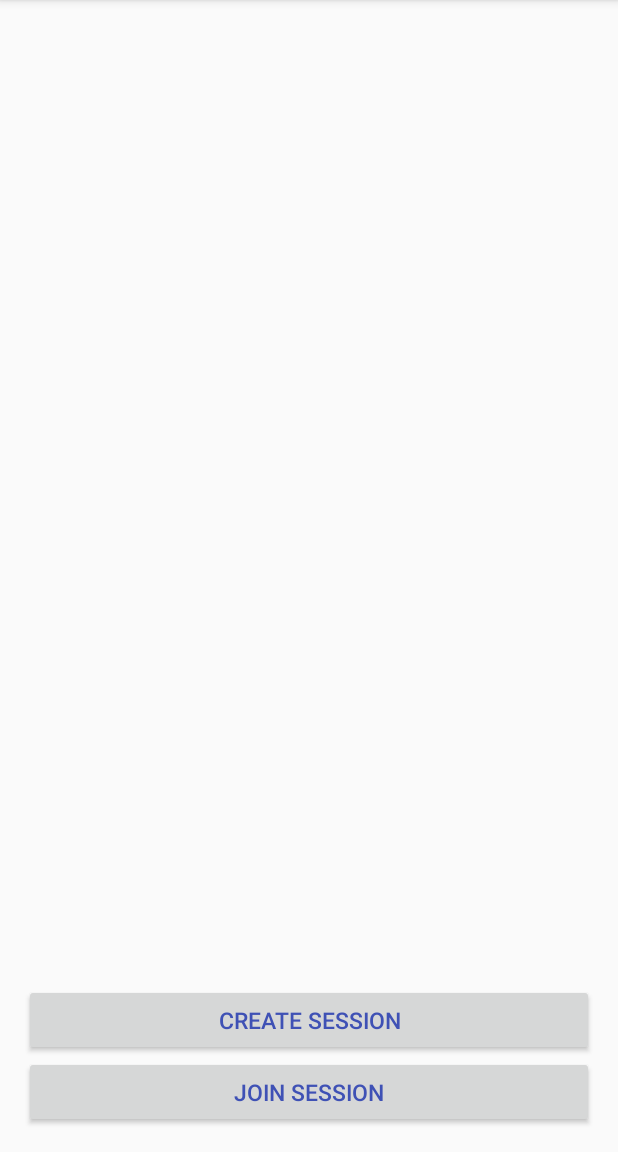
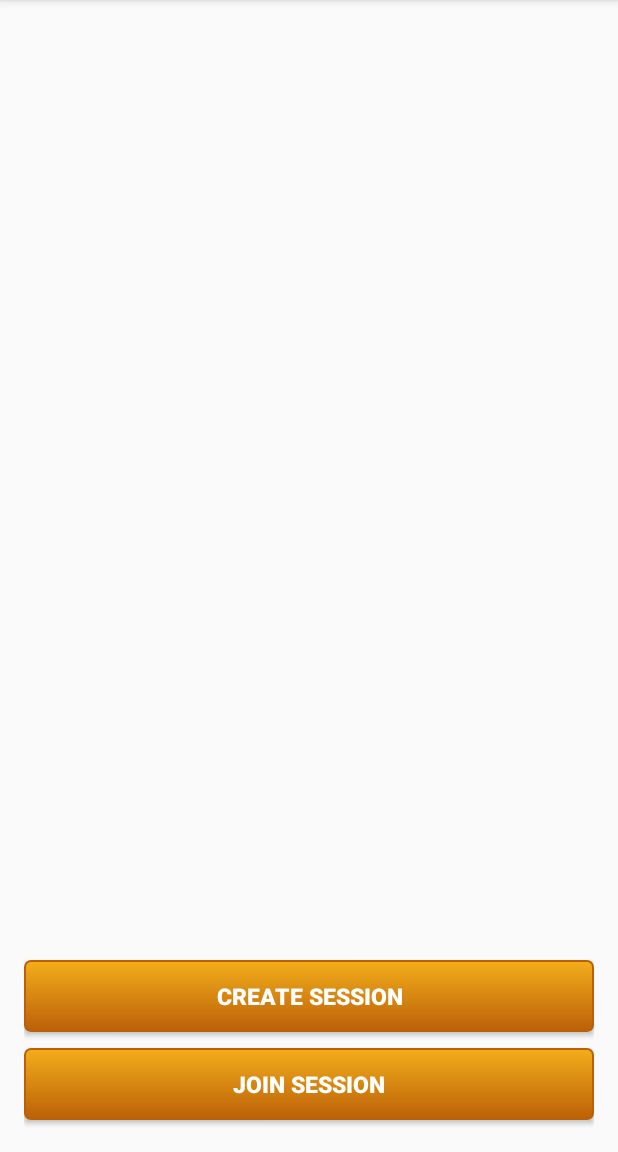
Before and after one commit to tariquemkhan/MyProject, an Android app: the screen it shows after launch (FileShareActivity), on a phone screen of 412 x 824 dp, the part 84-1236 px from its top. Run offline under Robolectric (Android 15) with nearby library versions, the phone set to English and light mode, and no system bars.

Commit message:
small changes done

```diff
--- a/Android/QuickShare/app/src/main/AndroidManifest.xml
+++ b/Android/QuickShare/app/src/main/AndroidManifest.xml
@@ -7,6 +7,8 @@
     <uses-permission android:name="android.permission.CHANGE_NETWORK_STATE" />
     <uses-permission android:name="android.permission.INTERNET" />
     <uses-permission android:name="android.permission.ACCESS_NETWORK_STATE" />
+
+    <uses-feature android:name="android.hardware.wifi.direct" android:required="true"/>
 
     <application
         android:allowBackup="true"
--- a/Android/QuickShare/app/src/main/java/com/example/quickshare/activity/FileShareActivity.java
+++ b/Android/QuickShare/app/src/main/java/com/example/quickshare/activity/FileShareActivity.java
@@ -10,6 +10,7 @@ import android.support.v7.app.AppCompatActivity;
 import android.net.wifi.p2p.WifiP2pManager.Channel;
 import android.net.wifi.p2p.WifiP2pManager.ChannelListener;
 import android.os.Bundle;
+import android.util.Log;
 import android.view.View;
 import android.widget.Button;
 
@@ -80,9 +81,22 @@ public class FileShareActivity extends AppCompatActivity implements ChannelListe
         int id = v.getId();
         switch (id) {
             case R.id.btn_create :
+                Log.d(TAG_NAME,"on click of button create : ");
                 break;
 
             case R.id.btn_join :
+                Log.d(TAG_NAME,"on click of button join : ");
+                mManager.discoverPeers(mChannel, new WifiP2pManager.ActionListener() {
+                    @Override
+                    public void onSuccess() {
+                        Log.d(TAG_NAME,"Discovery initiated : ");
+                    }
+
+                    @Override
+                    public void onFailure(int reason) {
+                        Log.d(TAG_NAME,"Discovery Failed : ");
+                    }
+                });
                 break;
         }
     }
--- /dev/null
+++ b/Android/QuickShare/app/src/main/java/com/example/quickshare/helpers/MyPeerListener.java
@@ -0,0 +1,16 @@
+package com.example.quickshare.helpers;
+
+import android.net.wifi.p2p.WifiP2pDeviceList;
+import android.net.wifi.p2p.WifiP2pManager.PeerListListener;
+
+/**
+ * Created by root on 13/7/16.
+ */
+public class MyPeerListener implements PeerListListener {
+
+
+    @Override
+    public void onPeersAvailable(WifiP2pDeviceList peers) {
+
+    }
+}
--- /dev/null
+++ b/Android/QuickShare/app/src/main/res/drawable/button_gradient.xml
@@ -0,0 +1,37 @@
+<?xml version="1.0" encoding="utf-8"?>
+<selector xmlns:android="http://schemas.android.com/apk/res/android">
+    <item android:state_pressed="true" >
+        <shape>
+            <solid
+                android:color="#ab5707" />
+            <stroke
+                android:width="1dp"
+                android:color="#bb6008" />
+            <corners
+                android:radius="3dp" />
+            <padding
+                android:left="10dp"
+                android:top="10dp"
+                android:right="10dp"
+                android:bottom="10dp" />
+        </shape>
+    </item>
+    <item>
+        <shape>
+            <gradient
+                android:startColor="#f3ae1b"
+                android:endColor="#bb6008"
+                android:angle="270" />
+            <stroke
+                android:width="1dp"
+                android:color="#bb6008" />
+            <corners
+                android:radius="4dp" />
+            <padding
+                android:left="10dp"
+                android:top="10dp"
+                android:right="10dp"
+                android:bottom="10dp" />
+        </shape>
+    </item>
+</selector>
--- a/Android/QuickShare/app/src/main/res/layout/activity_file_share.xml
+++ b/Android/QuickShare/app/src/main/res/layout/activity_file_share.xml
@@ -12,24 +12,32 @@
     <LinearLayout
         android:layout_width="match_parent"
         android:layout_height="wrap_content"
-        android:orientation="vertical"
-        android:layout_alignParentBottom="true">
+        android:layout_alignParentBottom="true"
+        android:orientation="vertical">
 
         <Button
             android:id="@+id/btn_create"
             android:layout_width="match_parent"
             android:layout_height="wrap_content"
+            android:layout_marginBottom="5dp"
+            android:layout_marginTop="5dp"
+            android:background="@drawable/button_gradient"
             android:text="@string/btn_create"
-            android:textColor="@color/colorPrimary"
-            android:textSize="15sp"/>
+            android:textColor="#FFF"
+            android:textSize="15sp"
+            android:textStyle="bold" />
 
         <Button
             android:id="@+id/btn_join"
             android:layout_width="match_parent"
             android:layout_height="wrap_content"
+            android:layout_marginBottom="5dp"
+            android:layout_marginTop="5dp"
+            android:background="@drawable/button_gradient"
             android:text="@string/btn_join"
-            android:textColor="@color/colorPrimary"
-            android:textSize="15sp"/>
+            android:textColor="#FFF"
+            android:textSize="15sp"
+            android:textStyle="bold" />
 
     </LinearLayout>
 
```
